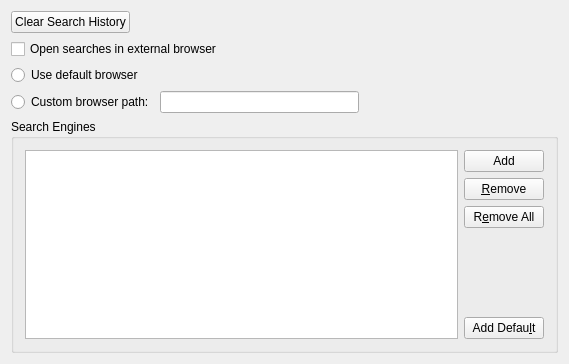
Old version of the form plugins/search/searchpref.ui in the repository KDE/ktorrent.
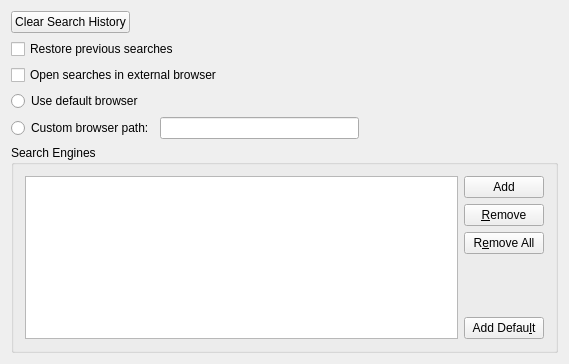
New version of the form. Custom widgets are drawn as their Qt base class.

Commit message: Add option to not restore the previous session of the search plugin

```diff
--- a/plugins/search/searchpref.ui
+++ b/plugins/search/searchpref.ui
@@ -53,8 +53,18 @@
     </layout>
    </item>
    <item>
-    <widget class="QCheckBox" name="kcfg_openInExternal" >
-     <property name="toolTip" >
+    <widget class="QCheckBox" name="kcfg_restorePreviousSession">
+     <property name="toolTip">
+      <string>Restore all the active searches of the last session</string>
+     </property>
+     <property name="text">
+      <string>Restore previous searches</string>
+     </property>
+    </widget>
+   </item>
+   <item>
+    <widget class="QCheckBox" name="kcfg_openInExternal">
+     <property name="toolTip">
       <string>Whether or not to open searches in an external browser.</string>
      </property>
      <property name="text" >
@@ -190,7 +200,7 @@
    </item>
   </layout>
  </widget>
- <layoutdefault spacing="6" margin="11" />
+ <layoutdefault spacing="6" margin="11"/>
  <pixmapfunction>qPixmapFromMimeSource</pixmapfunction>
  <customwidgets>
   <customwidget>
```
Left out of the diff: 105 changed lines with no effect on the pictures. The commit also changes 3 other files.
